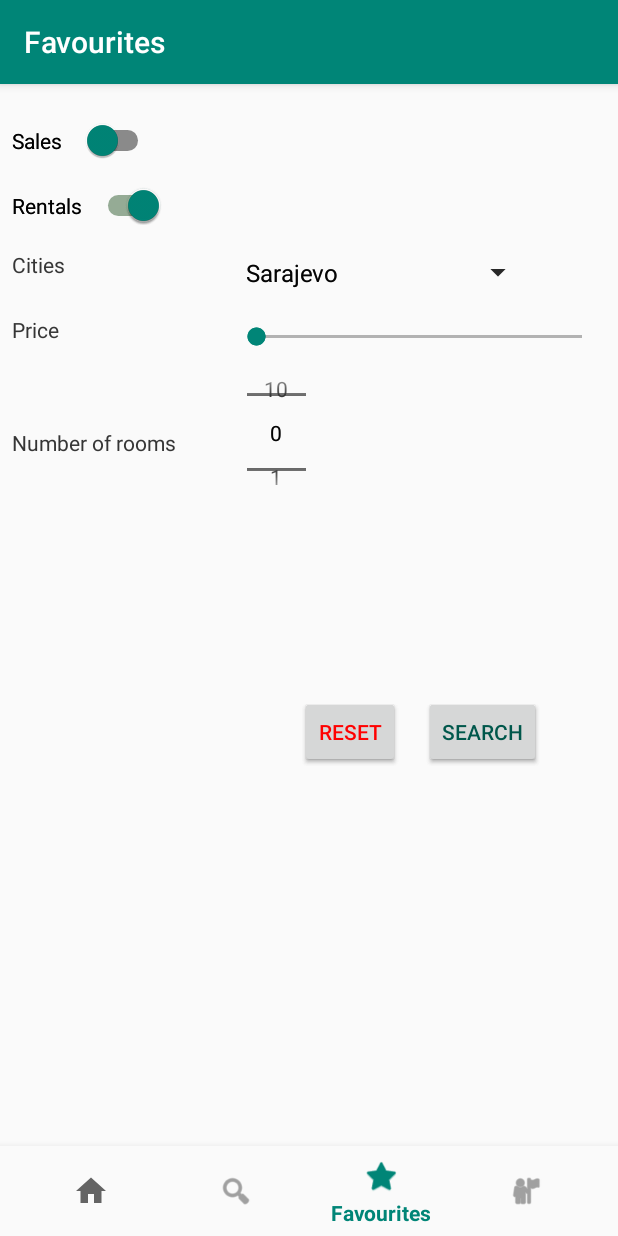
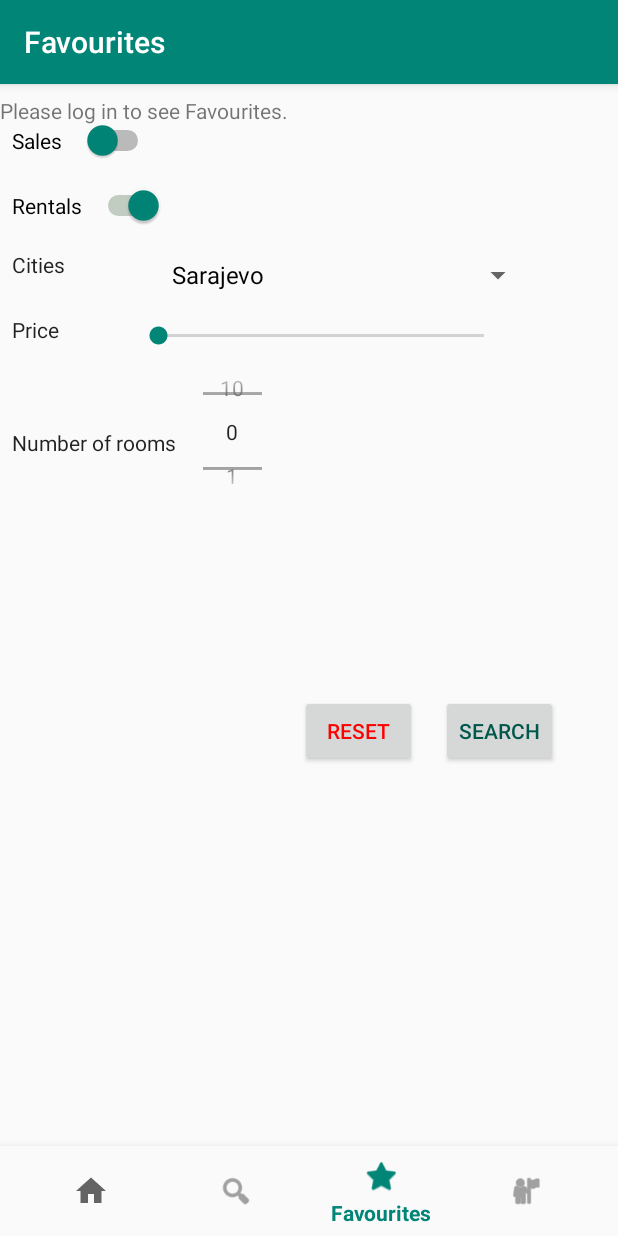
Before and after one commit to vildanap/real_estate, an Android app: the fragment SearchFragment placed in its activity, item 3 of the bottom bar chosen, on a phone screen of 412 x 824 dp. Run offline under Robolectric (Android 15) with nearby library versions, the phone set to English and light mode, and no system bars.

Commit message:
Dashboard, Favourites fragment, SessionManager

```diff
--- /dev/null
+++ b/app/src/main/java/com/draos/nekretnine/nekretnineui/FavouritesFragment.java
@@ -0,0 +1,69 @@
+package com.draos.nekretnine.nekretnineui;
+
+import android.content.Context;
+import android.os.Bundle;
+import android.support.v4.app.Fragment;
+import android.support.v7.app.AppCompatActivity;
+import android.view.LayoutInflater;
+import android.view.View;
+import android.view.ViewGroup;
+import android.widget.EditText;
+import android.widget.TextView;
+
+public class FavouritesFragment extends Fragment {
+
+    private FavouritesFragment.OnFragmentInteractionListener listener;
+    SessionManager session;
+
+    public static FavouritesFragment newInstance() {
+        return new FavouritesFragment();
+    }
+
+    @Override
+    public void onCreate(Bundle savedInstanceState) {
+        super.onCreate(savedInstanceState);
+        // Session class instance
+        session = new SessionManager(this.getContext());
+    }
+    @Override
+    public View onCreateView(LayoutInflater inflater, ViewGroup container,
+                             Bundle savedInstanceState) {
+
+        ((AppCompatActivity)getActivity()).getSupportActionBar().setTitle("Favourites");
+
+        View view = inflater.inflate(R.layout.fragment_favourites, container, false);
+
+        TextView tv = (TextView) view.findViewById(R.id.tvFavourites);
+
+        if (!session.isLoggedIn()) {
+            tv.setText("Please log in to see Favourites.");
+        }
+        else{
+            tv.setText("Favourites");
+        }
+
+            return view;
+    }
+
+    @Override
+    public void onAttach(Context context) {
+        super.onAttach(context);
+        if (context instanceof FavouritesFragment.OnFragmentInteractionListener) {
+            listener = (FavouritesFragment.OnFragmentInteractionListener) context;
+        } else {
+            throw new RuntimeException(context.toString()
+                    + " must implement OnFragmentInteractionListener");
+        }
+    }
+
+    @Override
+    public void onDetach() {
+        super.onDetach();
+        listener = null;
+    }
+
+    public interface OnFragmentInteractionListener {
+    }
+
+
+}
--- a/app/src/main/java/com/draos/nekretnine/nekretnineui/MainActivity.java
+++ b/app/src/main/java/com/draos/nekretnine/nekretnineui/MainActivity.java
@@ -1,6 +1,7 @@
 package com.draos.nekretnine.nekretnineui;
 
 import android.content.Intent;
+import android.content.SharedPreferences;
 import android.os.Bundle;
 import android.support.annotation.NonNull;
 import android.support.design.widget.BottomNavigationView;
@@ -14,6 +15,7 @@ import android.widget.TextView;
 public class MainActivity extends AppCompatActivity implements
         SearchFragment.OnFragmentInteractionListener,
         HomeFragment.OnFragmentInteractionListener,
+        FavouritesFragment.OnFragmentInteractionListener,
         AccountFragment.OnFragmentInteractionListener,
         AdvertiseFragment.OnFragmentInteractionListener{
 
@@ -24,6 +26,8 @@ public class MainActivity extends AppCompatActivity implements
         super.onCreate(savedInstanceState);
         setContentView(R.layout.activity_main);
 
+        SharedPreferences pref = getApplicationContext().getSharedPreferences("MyPref", MODE_PRIVATE);
+        SharedPreferences.Editor editor = pref.edit();
         toolbar = getSupportActionBar();
         toolbar.setTitle("Home");
 
@@ -47,6 +51,7 @@ public class MainActivity extends AppCompatActivity implements
                         break;
                     case R.id.navigation_favourites:
                         toolbar.setTitle("Favourites");
+                        fragment = FavouritesFragment.newInstance();
                         break;
                     case R.id.navigation_account:
                         toolbar.setTitle("Account");
--- a/app/src/main/java/com/draos/nekretnine/nekretnineui/SearchFragment.java
+++ b/app/src/main/java/com/draos/nekretnine/nekretnineui/SearchFragment.java
@@ -3,7 +3,6 @@ package com.draos.nekretnine.nekretnineui;
 import android.content.Context;
 import android.os.Bundle;
 import android.support.v4.app.Fragment;
-import android.support.v7.widget.RecyclerView;
 import android.view.LayoutInflater;
 import android.view.View;
 import android.view.ViewGroup;
@@ -11,8 +10,10 @@ import android.widget.ArrayAdapter;
 import android.widget.NumberPicker;
 import android.widget.Spinner;
 
+
 public class SearchFragment extends Fragment {
     private OnFragmentInteractionListener listener;
+
 
     public static SearchFragment newInstance() {
         return new SearchFragment();
@@ -27,12 +28,13 @@ public class SearchFragment extends Fragment {
     public View onCreateView(LayoutInflater inflater, ViewGroup container,
                              Bundle savedInstanceState) {
         View view = inflater.inflate(R.layout.fragment_search, container, false);
-       // recyclerView = (RecyclerView) view.findViewById(R.id.recycler_view);
+
+
             Spinner cities = (Spinner) view.findViewById(R.id.spinnercities);
 
-        String[] items = new String[] { "Sarajevo", "Tuzla", "Mostar" };
+            String[] items = new String[]{"Sarajevo", "Tuzla", "Mostar"};
 
-        ArrayAdapter<String> adapter = new ArrayAdapter<String>(this.getContext(),android.R.layout.simple_spinner_item, items);
+            ArrayAdapter<String> adapter = new ArrayAdapter<String>(this.getContext(), android.R.layout.simple_spinner_dropdown_item, items);
             cities.setAdapter(adapter);
 
             NumberPicker np = view.findViewById(R.id.numberPicker);
@@ -41,6 +43,7 @@ public class SearchFragment extends Fragment {
             np.setMaxValue(10);
 
             return view;
+
     }
 
     @Override
--- /dev/null
+++ b/app/src/main/java/com/draos/nekretnine/nekretnineui/SessionManager.java
@@ -0,0 +1,118 @@
+package com.draos.nekretnine.nekretnineui;
+
+import java.util.HashMap;
+
+import android.content.Context;
+import android.content.SharedPreferences;
+import android.content.SharedPreferences.Editor;
+import android.support.v4.app.Fragment;
+import android.support.v7.app.AppCompatActivity;
+import com.draos.nekretnine.nekretnineui.AccountFragment;
+import com.draos.nekretnine.nekretnineui.R;
+
+public class SessionManager {
+    // Shared Preferences
+    SharedPreferences pref;
+
+    // Editor for Shared preferences
+    Editor editor;
+
+    // Context
+    Context _context;
+
+    // Shared pref mode
+    int PRIVATE_MODE = 0;
+
+    // Sharedpref file name
+    private static final String PREF_NAME = "AndroidHivePref";
+
+    // All Shared Preferences Keys
+    private static final String IS_LOGIN = "IsLoggedIn";
+
+    // User name (make variable public to access from outside)
+    public static final String KEY_NAME = "name";
+
+    // Email address (make variable public to access from outside)
+    public static final String KEY_EMAIL = "email";
+
+    // Constructor
+    public SessionManager(Context context){
+        this._context = context;
+        pref = _context.getSharedPreferences(PREF_NAME, PRIVATE_MODE);
+        editor = pref.edit();
+    }
+
+    /**
+     * Create login session
+     * */
+    public void createLoginSession(String name, String email){
+        // Storing login value as TRUE
+        editor.putBoolean(IS_LOGIN, true);
+
+        // Storing name in pref
+        editor.putString(KEY_NAME, name);
+
+        // Storing email in pref
+        editor.putString(KEY_EMAIL, email);
+
+        // commit changes
+        editor.commit();
+    }
+
+    /**
+     * Check login method wil check user login status
+     * If false it will redirect user to login page
+     * Else won't do anything
+     * */
+    public void checkLogin(){
+        // Check login status
+        if(!this.isLoggedIn()){
+            // user is not logged in redirect him to Login Activity
+            Fragment fragment = AccountFragment.newInstance();
+
+            AppCompatActivity activity = (AppCompatActivity) _context;
+            activity.getSupportFragmentManager().beginTransaction().replace(R.id.frame_layout, fragment).addToBackStack(null).commit();
+
+
+        }
+
+    }
+
+    /**
+     * Get stored session data
+     * */
+    public HashMap<String, String> getUserDetails(){
+        HashMap<String, String> user = new HashMap<String, String>();
+        // user name
+        user.put(KEY_NAME, pref.getString(KEY_NAME, null));
+
+        // user email id
+        user.put(KEY_EMAIL, pref.getString(KEY_EMAIL, null));
+
+        // return user
+        return user;
+    }
+
+    /**
+     * Clear session details
+     * */
+    public void logoutUser(){
+        // Clearing all data from Shared Preferences
+        editor.clear();
+        editor.commit();
+
+        // After logout redirect user to Loing Activity
+        Fragment fragment = AccountFragment.newInstance();
+
+        AppCompatActivity activity = (AppCompatActivity) _context;
+        activity.getSupportFragmentManager().beginTransaction().replace(R.id.frame_layout, fragment).addToBackStack(null).commit();
+    }
+
+    /**
+     * Quick check for login
+     * **/
+    // Get Login State
+    public boolean isLoggedIn(){
+        return pref.getBoolean(IS_LOGIN, false);
+    }
+}
--- /dev/null
+++ b/app/src/main/res/layout/fragment_favourites.xml
@@ -0,0 +1,10 @@
+<?xml version="1.0" encoding="utf-8"?>
+<android.support.constraint.ConstraintLayout xmlns:android="http://schemas.android.com/apk/res/android"
+                                             android:layout_width="match_parent"
+                                             android:layout_height="match_parent">
+
+    <TextView
+            android:text="TextView"
+            android:layout_width="wrap_content"
+            android:layout_height="wrap_content" android:id="@+id/tvFavourites"/>
+</android.support.constraint.ConstraintLayout>
--- a/app/src/main/res/layout/fragment_search.xml
+++ b/app/src/main/res/layout/fragment_search.xml
@@ -25,8 +25,8 @@
             android:checked="true"/>
     <Spinner
             android:id="@+id/spinnercities"
-            android:layout_width="200dp"
-            android:layout_height="30dp"
+            android:layout_width="249dp"
+            android:layout_height="33dp"
             app:layout_constraintTop_toBottomOf="@+id/switchrentals"
             android:layout_marginTop="16dp" app:layout_constraintEnd_toEndOf="parent" android:layout_marginEnd="56dp"
             android:layout_marginRight="56dp"/>
@@ -38,21 +38,23 @@
             android:layout_marginEnd="8dp" android:layout_marginRight="8dp"
             app:layout_constraintStart_toStartOf="parent" android:layout_marginLeft="8dp"
             android:layout_marginStart="8dp" android:layout_marginTop="16dp"
-            app:layout_constraintTop_toBottomOf="@+id/switchrentals" app:layout_constraintHorizontal_bias="0.0"/>
+            app:layout_constraintTop_toBottomOf="@+id/switchrentals" app:layout_constraintHorizontal_bias="0.0"
+            android:textAppearance="@style/TextAppearance.AppCompat.Body1"/>
     <TextView
             android:text="Price"
             android:layout_width="wrap_content"
             android:layout_height="wrap_content"
             android:id="@+id/textView7" android:layout_marginTop="24dp"
             app:layout_constraintTop_toBottomOf="@+id/textView6" app:layout_constraintStart_toStartOf="parent"
-            android:layout_marginLeft="8dp" android:layout_marginStart="8dp"/>
+            android:layout_marginLeft="8dp" android:layout_marginStart="8dp"
+            android:textAppearance="@style/TextAppearance.AppCompat.Body1"/>
     <SeekBar
             android:layout_width="249dp"
             android:layout_height="32dp"
             android:id="@+id/seekBar" app:layout_constraintStart_toEndOf="@+id/textView7"
             android:layout_marginLeft="8dp" android:layout_marginStart="8dp" app:layout_constraintEnd_toEndOf="parent"
             android:layout_marginEnd="8dp" android:layout_marginRight="8dp"
-            app:layout_constraintHorizontal_bias="1.0" android:layout_marginTop="12dp"
+            app:layout_constraintHorizontal_bias="0.392" android:layout_marginTop="8dp"
             app:layout_constraintTop_toBottomOf="@+id/spinnercities"
             android:thumbTint="@color/colorPrimary"/>
     <TextView
@@ -61,7 +63,8 @@
             android:layout_height="wrap_content"
             android:id="@+id/textView2" android:layout_marginTop="56dp"
             app:layout_constraintTop_toBottomOf="@+id/textView7" app:layout_constraintStart_toStartOf="parent"
-            android:layout_marginLeft="8dp" android:layout_marginStart="8dp"/>
+            android:layout_marginLeft="8dp" android:layout_marginStart="8dp"
+            android:textAppearance="@style/TextAppearance.AppCompat.Body1"/>
 
     <NumberPicker
             android:id="@+id/numberPicker"
@@ -71,11 +74,10 @@
             app:layout_constraintEnd_toEndOf="parent"
             app:layout_constraintStart_toEndOf="@+id/textView2"
             android:layout_marginTop="4dp"
-            app:layout_constraintTop_toBottomOf="@+id/seekBar" app:layout_constraintHorizontal_bias="0.165"
-            android:layout_marginLeft="8dp" android:layout_marginStart="8dp"/>
+            app:layout_constraintTop_toBottomOf="@+id/seekBar" app:layout_constraintHorizontal_bias="0.073"/>
     <Button
             android:text="Search"
-            android:layout_width="wrap_content"
+            android:layout_width="78dp"
             android:layout_height="wrap_content" android:id="@+id/buttonSearch"
             android:textColor="@color/colorPrimaryDark"
             style="@style/Widget.AppCompat.Button.Small" app:layout_constraintEnd_toEndOf="parent"
@@ -86,7 +88,7 @@
     />
     <Button
             android:text="Reset"
-            android:layout_width="wrap_content"
+            android:layout_width="78dp"
             android:textColor="@color/colorRed"
             android:layout_height="wrap_content" android:id="@+id/buttonReset"
             app:layout_constraintStart_toStartOf="parent" android:layout_marginLeft="200dp"
```
Also changed, not shown: app/src/main/java/com/draos/nekretnine/nekretnineui/AccountFragment.java (+40 -5 lines), app/src/main/res/layout/fragment_account.xml (+7 -1 lines), app/src/main/res/layout/fragment_home.xml (+14 -32 lines), app/src/main/res/drawable-hdpi/logo.jpg. Lines whose indentation alone changed are shown as unchanged.
